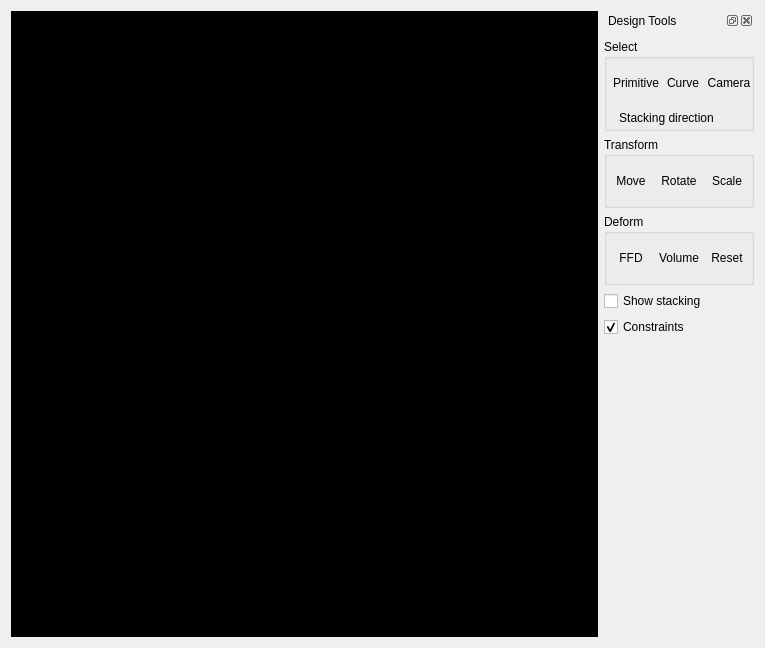
Old version of the form UserStudyApp/Screens/DesignWidget.ui in the repository ialhashim/user-study-graphics.
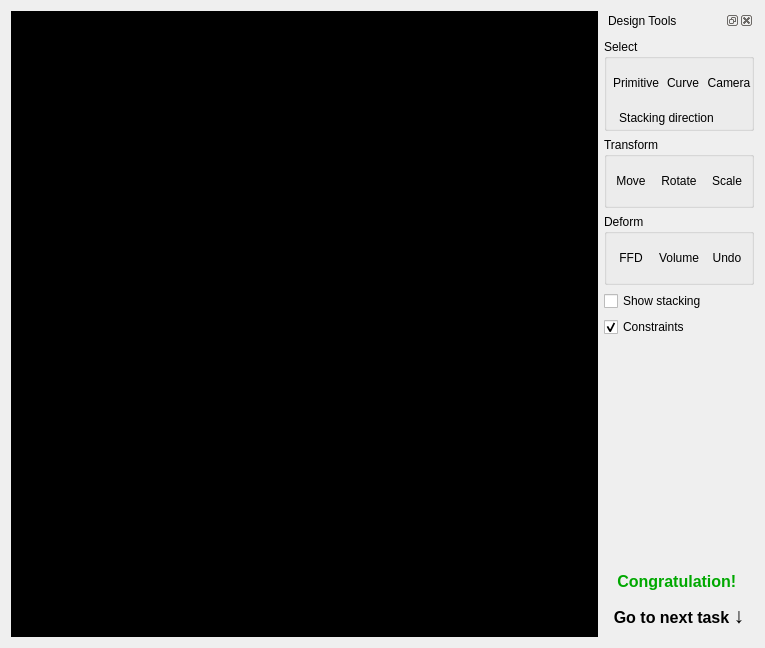
New version of the form. Icons and pictures are not drawn.

Commit message: Data collection and undo code.

```diff
--- a/UserStudyApp/Screens/DesignWidget.ui
+++ b/UserStudyApp/Screens/DesignWidget.ui
@@ -585,7 +585,7 @@
              </size>
             </property>
             <property name="text">
-             <string>Reset</string>
+             <string>Undo</string>
             </property>
             <property name="icon">
              <iconset resource="../Resources/userstudyResource.qrc">
@@ -644,6 +644,13 @@
          </property>
         </widget>
        </item>
+       <item row="7" column="0">
+        <widget class="QLabel" name="nextTaskMessage">
+         <property name="text">
+          <string>&lt;html&gt;&lt;head/&gt;&lt;body&gt;&lt;p align=&quot;center&quot;&gt;&lt;span style=&quot; font-size:12pt; font-weight:600; color:#00a800;&quot;&gt;Congratulation! &lt;/span&gt;&lt;/p&gt;&lt;p align=&quot;center&quot;&gt;&lt;span style=&quot; font-size:12pt; font-weight:600;&quot;&gt;Go to next task &lt;/span&gt;&lt;span style=&quot; font-size:16pt; font-weight:600;&quot;&gt;↓&lt;/span&gt;&lt;/p&gt;&lt;/body&gt;&lt;/html&gt;</string>
+         </property>
+        </widget>
+       </item>
       </layout>
      </widget>
     </widget>
```
Left out of the diff: 22 changed lines with no effect on the pictures. The commit also changes 6 other files.
